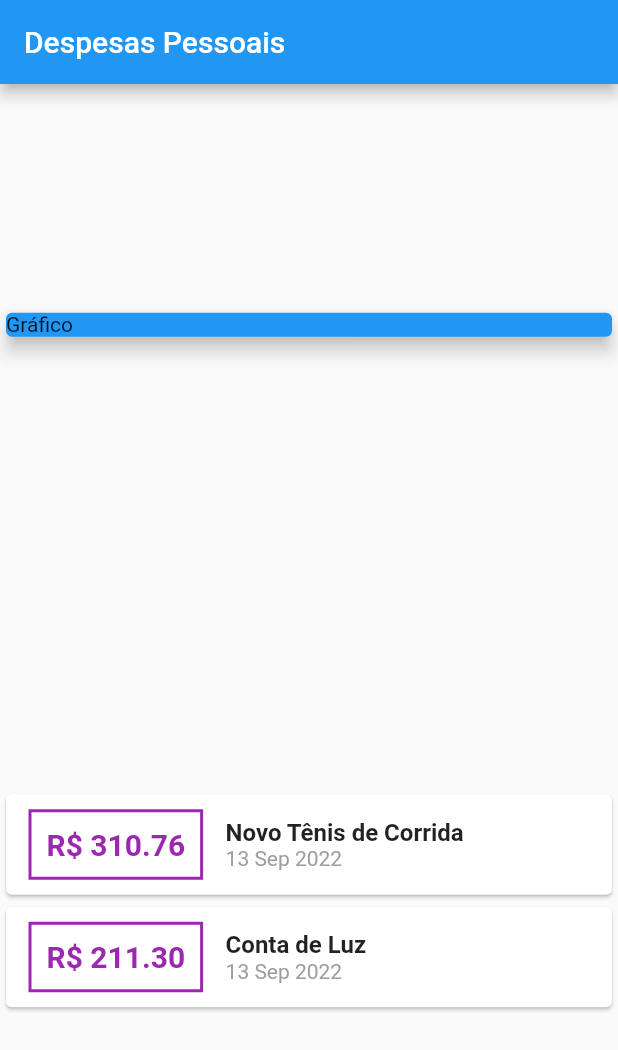
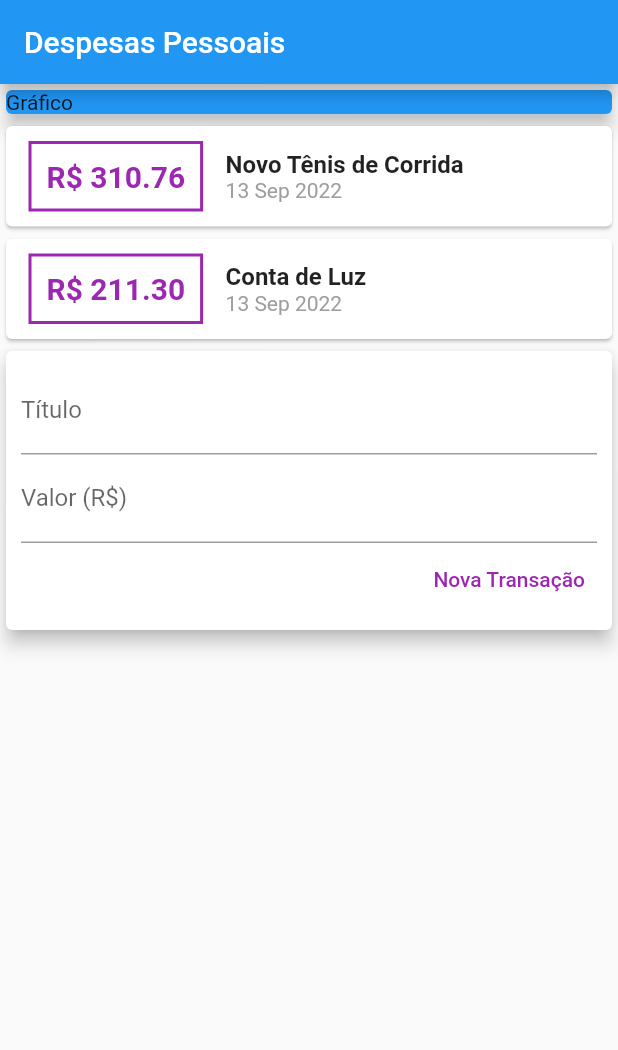
Before and after one commit to MatheusRomeike/expenses_app, a Flutter app: the screen it shows after launch, on a phone screen of 412 x 824 dp. Shown: the top 1050 px of the screen. Run offline on Flutter 3.47's test engine with Material 2 defaults, Android fonts, the phone set to English and light mode, and no system bars.

Commit message:
creating form to transactions

```diff
--- a/lib/main.dart
+++ b/lib/main.dart
@@ -36,7 +36,6 @@ class MyHomePage extends StatelessWidget {
         title: const Text("Despesas Pessoais"),
       ),
       body: Column(
-        mainAxisAlignment: MainAxisAlignment.spaceAround,
         crossAxisAlignment: CrossAxisAlignment.stretch,
         children: <Widget>[
           Container(
@@ -95,6 +94,38 @@ class MyHomePage extends StatelessWidget {
               );
             }).toList(),
           ),
+          Card(
+            elevation: 5,
+            child: Padding(
+              padding: const EdgeInsets.all(10),
+              child: Column(
+                children: <Widget>[
+                  const TextField(
+                    decoration: InputDecoration(
+                      labelText: "Título",
+                    ),
+                  ),
+                  const TextField(
+                    decoration: InputDecoration(
+                      labelText: "Valor (R\$)",
+                    ),
+                  ),
+                  Row(
+                    mainAxisAlignment: MainAxisAlignment.end,
+                    children: [
+                      TextButton(
+                        onPressed: () {},
+                        style: TextButton.styleFrom(
+                          foregroundColor: Colors.purple,
+                        ),
+                        child: const Text("Nova Transação"),
+                      ),
+                    ],
+                  ),
+                ],
+              ),
+            ),
+          ),
         ],
       ),
     );
```
